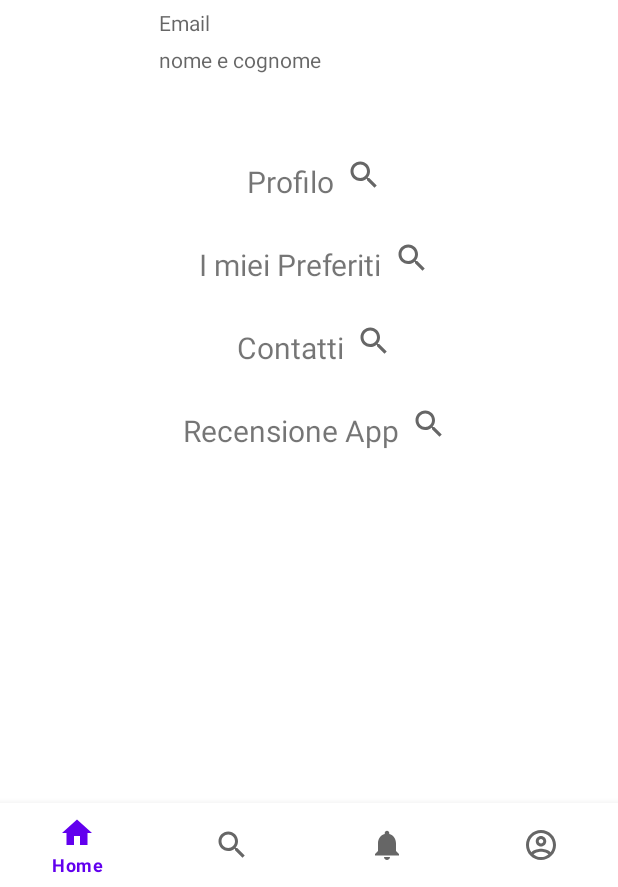
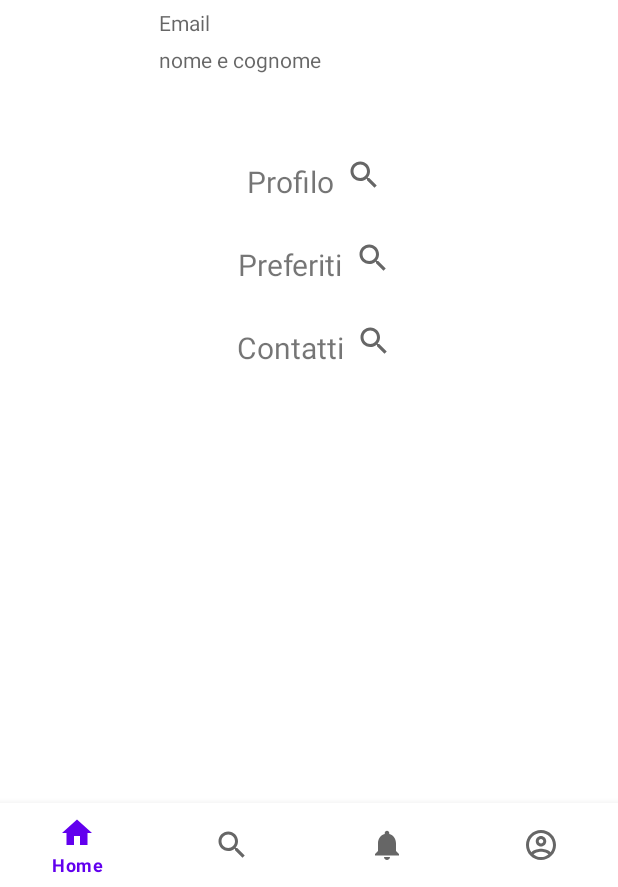
Before and after one commit to SteTrotto/GrandTour, an Android app: the UserLogUtente screen opened through its navigation route, on a phone screen of 412 x 824 dp, the part 349-1236 px from its top. Run offline under Robolectric (Android 15) with nearby library versions, the phone set to English and light mode, and no system bars; our stand-ins replace Firebase (no records; nobody signed in at launch, a user with empty details on screens opened directly), navigation-ui.

Commit message:
modifica utente, manca parte recensioni personali.

```diff
--- a/app/src/main/java/com/example/grandtour/ui/user/UserLogUtente.java
+++ b/app/src/main/java/com/example/grandtour/ui/user/UserLogUtente.java
@@ -5,8 +5,6 @@ import android.os.Bundle;
 import android.view.LayoutInflater;
 import android.view.View;
 import android.view.ViewGroup;
-import android.widget.Button;
-import android.widget.EditText;
 import android.widget.ImageButton;
 import android.widget.TextView;
 
@@ -16,14 +14,68 @@ import androidx.fragment.app.Fragment;
 import androidx.lifecycle.Observer;
 import androidx.lifecycle.ViewModelProvider;
 
-
 import com.example.grandtour.R;
-import com.example.grandtour.databinding.FragmentUserBinding;
 import com.example.grandtour.databinding.FragmentUserLogBinding;
+import com.example.grandtour.ui.visualizza_recensioni.FirebaseDatabaseHelper;
+import com.example.grandtour.ui.visualizza_recensioni.Recensione;
 import com.google.firebase.auth.FirebaseAuth;
 import com.google.firebase.auth.FirebaseUser;
+import com.google.firebase.database.DataSnapshot;
+import com.google.firebase.database.DatabaseError;
+import com.google.firebase.database.DatabaseReference;
+import com.google.firebase.database.FirebaseDatabase;
+import com.google.firebase.database.ValueEventListener;
+
+
+
+import java.util.ArrayList;
+import java.util.List;
 
 public class UserLogUtente extends Fragment {
+
+    private DatabaseReference myRef;
+    private List<Recensione> recensioni=new ArrayList<>();
+
+    public interface DataStatus{
+        void DataIsLoaded(List<Recensione> recensioni, List<String> keys);
+        void DataIsInserted();
+        void DataIsUpdated();
+        void DataIsDeleted();
+    }
+
+    public UserLogUtente() {
+        //colleghamo il database
+        FirebaseDatabase database= FirebaseDatabase.getInstance("https://grandtour-42d4d-default-rtdb.europe-west1.firebasedatabase.app/");
+        myRef=database.getReference().child("Recensioni");
+    }
+
+    public void readRecensioni(final FirebaseDatabaseHelper.DataStatus dataStatus){
+
+        myRef.addValueEventListener(new ValueEventListener() {
+            @Override
+            public void onDataChange(@NonNull DataSnapshot snapshot) {
+                recensioni.clear(); //pulisco le recensioni da qualsiasi dato
+                List<String> keys = new ArrayList<>();//serve per conservare tutte le chiavi delle recensioni
+                for (DataSnapshot keyNode : snapshot.getChildren()) //conterrà chiave e valore di uno specifico nodo
+                {
+                    keys.add(keyNode.getKey());//prendo la chiave del nodo e la salvo nella lista di tutte le chiavi
+                    Recensione recensione=keyNode.getValue(Recensione.class); //creo un oggetto recensine con i campi presi dal database
+                    recensioni.add(recensione);
+                }
+                dataStatus.DataIsLoaded(recensioni, keys);
+
+            }
+
+            @Override
+            public void onCancelled(@NonNull DatabaseError error) {
+
+
+
+            }
+        });
+
+    }
+
 
     private UserViewModel UserViewModel;
     private FragmentUserLogBinding binding;
@@ -31,11 +83,10 @@ public class UserLogUtente extends Fragment {
     private TextView profilo;
     private TextView preferiti;
     private TextView contatti;
-    private TextView recensione_app;
     private ImageButton button_profilo;
     private ImageButton button_preferiti;
     private ImageButton button_contatti;
-    private ImageButton button_recensione_app;
+
 
     private FirebaseAuth mAuth;
     private final String TAG = "HOME";
@@ -43,6 +94,8 @@ public class UserLogUtente extends Fragment {
     final private String TAG_S = "USER";
 
     private TextView email;
+    private TextView nome_cognome;
+    private TextView Data;
 
     public View onCreateView(@NonNull LayoutInflater inflater,
                              ViewGroup container, Bundle savedInstanceState) {
@@ -62,14 +115,30 @@ public class UserLogUtente extends Fragment {
         profilo = root.findViewById(R.id.casella1);
         preferiti = root.findViewById(R.id.casella2);
         contatti = root.findViewById(R.id.casella3);
-        recensione_app = root.findViewById(R.id.casella4);
+
 
         button_profilo = root.findViewById(R.id.button1);
         button_preferiti = root.findViewById(R.id.button2);
         button_contatti = root.findViewById(R.id.button3);
-        button_recensione_app = root.findViewById(R.id.button4);
+
         //mAuth = FirebaseAuth.getInstance();
 
+        email = root.findViewById(R.id.email);
+        nome_cognome = root.findViewById(R.id.nome_cognome);
+        Data = root.findViewById(R.id.DataNascita);
+
+
+        mAuth = FirebaseAuth.getInstance();
+        FirebaseUser user =  mAuth.getCurrentUser();
+
+        email.setText(user.getEmail());
+        nome_cognome.setText(user.getDisplayName());
+
+        profilo.setText("Email: "+email.getText()+"\n"
+                +"Nome e Cognome: "+  nome_cognome.getText()+"\n");
+                //+"Data di nascita: "+ Data.getText());
+        contatti.setText("Email: GrandTour@gmail.com"+"\n"
+                +"Numero di Telefono: 0002 98 54");
 
         button_profilo.setOnClickListener(new View.OnClickListener()
         {
@@ -84,18 +153,29 @@ public class UserLogUtente extends Fragment {
         });
 
 
-        email = root.findViewById(R.id.email);
-        mAuth = FirebaseAuth.getInstance();
-        FirebaseUser user =  mAuth.getCurrentUser();
-        email.setText(user.getEmail());
+        button_preferiti.setOnClickListener(new View.OnClickListener()
+        {
+            @Override
+            public void onClick(View v) {
+                if (preferiti.getVisibility() == View.GONE) {
+                    preferiti.setVisibility(View.VISIBLE);
+                }
+                else
+                    preferiti.setVisibility(View.GONE);
+            }
+        });
 
-
-
-
-
-
-
-
+        button_contatti.setOnClickListener(new View.OnClickListener()
+        {
+            @Override
+            public void onClick(View v) {
+                if (contatti.getVisibility() == View.GONE) {
+                    contatti.setVisibility(View.VISIBLE);
+                }
+                else
+                    contatti.setVisibility(View.GONE);
+            }
+        });
 
 
 
--- a/app/src/main/res/layout/fragment_user_log.xml
+++ b/app/src/main/res/layout/fragment_user_log.xml
@@ -47,7 +47,23 @@
             android:hint ="nome e cognome"
             android:textAllCaps="false"
             android:layout_marginTop="5dp"
+            android:id="@+id/nome_cognome"
             />
+
+
+
+
+
+
+
+
+
+
+
+
+
+
+
 
     <LinearLayout
             android:layout_width="wrap_content"
@@ -61,7 +77,7 @@
             android:layout_gravity="center"
             android:orientation="horizontal"
             android:layout_marginTop="10dp"
-            android:id="@+id/visibility2">
+            android:id="@+id/visibility1">
             <TextView
                 android:orientation="vertical"
                 android:text="Profilo"
@@ -94,13 +110,13 @@
                 android:hint ="cose a caso"
                 android:textAllCaps="false"
                 android:layout_marginTop="5dp"
-                android:visibility="gone"
-                android:text="test">
+                android:visibility="gone">
 
             </TextView>
 
 
     </LinearLayout>
+
 
     <LinearLayout
         android:layout_width="wrap_content"
@@ -113,10 +129,11 @@
             android:layout_height="wrap_content"
             android:layout_gravity="center"
             android:orientation="horizontal"
-            android:layout_marginTop="10dp">
+            android:layout_marginTop="10dp"
+            android:id="@+id/visibility2">
             <TextView
                 android:orientation="vertical"
-                android:text="I miei Preferiti"
+                android:text="Preferiti"
                 android:layout_width="match_parent"
                 android:layout_height="wrap_content"
                 android:layout_marginStart="8dp"
@@ -146,61 +163,26 @@
             android:hint ="cose a caso"
             android:textAllCaps="false"
             android:layout_marginTop="5dp"
-            android:visibility="gone">
-
-        </TextView>
-    </LinearLayout>
-    <LinearLayout
-        android:layout_width="wrap_content"
-        android:layout_height="wrap_content"
-        android:layout_gravity="center"
-        android:orientation="vertical"
-        android:layout_marginTop="10dp">
-        <LinearLayout
-            android:layout_width="wrap_content"
-            android:layout_height="wrap_content"
-            android:layout_gravity="center"
-            android:orientation="horizontal"
-            android:layout_marginTop="10dp"
-            android:id="@+id/visibility4">
-            <TextView
-                android:orientation="vertical"
-                android:text="Contatti"
-                android:layout_width="match_parent"
-                android:layout_height="wrap_content"
-                android:layout_marginStart="8dp"
-                android:layout_marginTop="8dp"
-                android:layout_marginEnd="8dp"
-                android:textAlignment="center"
-                android:textSize="20sp"
-                app:layout_constraintBottom_toBottomOf="parent"
-                app:layout_constraintEnd_toEndOf="parent"
-                app:layout_constraintStart_toStartOf="parent"
-                app:layout_constraintTop_toTopOf="parent" />
-
-            <ImageButton
-                android:id="@+id/button4"
-                android:layout_width="wrap_content"
-                android:layout_height="wrap_content"
-                android:layout_gravity="center"
-                android:background="@drawable/baseline_search_24"
-                android:orientation="horizontal"
-                android:visibility="visible" />
-        </LinearLayout>
-        <TextView
-            android:id="@+id/casella4"
-            android:layout_width="wrap_content"
-            android:layout_height="wrap_content"
-            android:layout_gravity="center"
-            android:hint ="cose a caso"
-            android:textAllCaps="false"
-            android:layout_marginTop="5dp"
-            android:visibility="gone">
+            android:visibility="gone"
+            android:text="test2">
 
         </TextView>
 
 
     </LinearLayout>
+
+
+
+
+
+
+
+
+
+
+
+
+
 
     <LinearLayout
         android:layout_width="wrap_content"
@@ -217,7 +199,7 @@
             android:id="@+id/visibility3">
             <TextView
                 android:orientation="vertical"
-                android:text="Recensione App"
+                android:text="Contatti"
                 android:layout_width="match_parent"
                 android:layout_height="wrap_content"
                 android:layout_marginStart="8dp"
@@ -244,7 +226,6 @@
             android:layout_width="wrap_content"
             android:layout_height="wrap_content"
             android:layout_gravity="center"
-            android:hint ="cose a caso"
             android:textAllCaps="false"
             android:layout_marginTop="5dp"
             android:visibility="gone">
```
